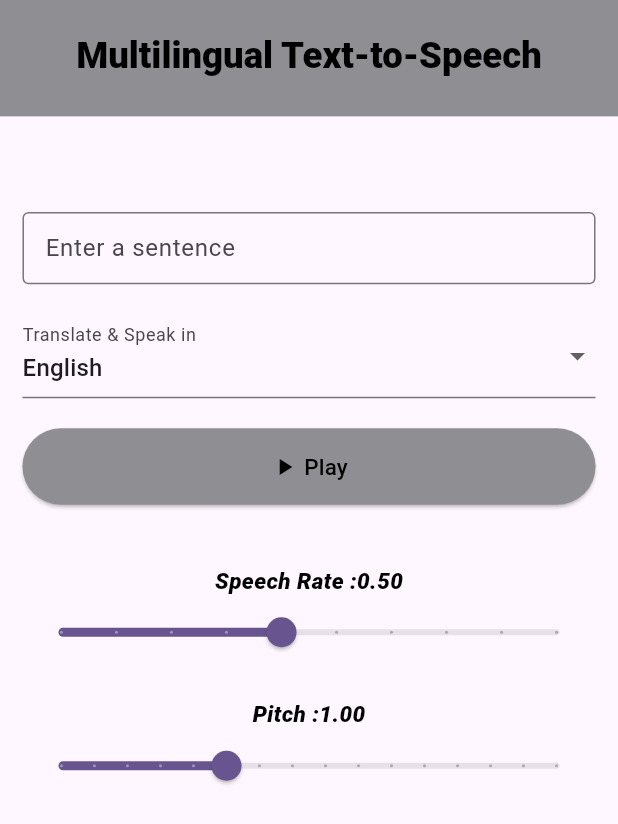
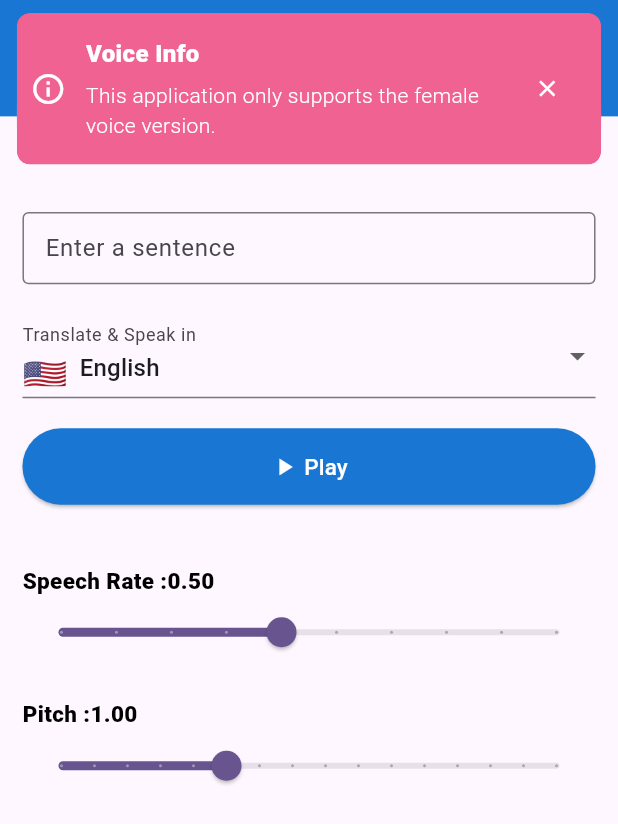
Before and after one commit to safaanwar1122/multilingual-text-to-speach, a Flutter app: the screen it shows after launch, on a phone screen of 412 x 824 dp. Shown: the top 824 px of the screen. Run offline on Flutter 3.47's test engine with Material 3 defaults, Android fonts, the phone set to English and light mode, and no system bars; our stand-ins replace flutter_screenutil, flutter_tts, get; missing offline and left inert: flutter_langdetect, google_mlkit_language_id, translator.

Commit message:
warning message for supported voice

```diff
--- a/lib/controllers/multilingual_provider.dart
+++ b/lib/controllers/multilingual_provider.dart
@@ -18,6 +18,7 @@ class TTSProvider with ChangeNotifier {
   final translator = GoogleTranslator();
 
   final List<String> supportedLanguages = ['en', 'fr', 'es', 'de'];
+
   String _detectedLanguage = '';
   String _translatedText = '';
   String selectedLanguage = 'en';
--- a/lib/main.dart
+++ b/lib/main.dart
@@ -2,6 +2,7 @@ import 'package:flutter/material.dart';
 import 'package:flutter_langdetect/flutter_langdetect.dart' as langdetect;
 import 'package:flutter_screenutil/flutter_screenutil.dart';
 import 'package:get/get_navigation/src/root/get_material_app.dart';
+import 'package:multilingual_text_to_speech/screens/splash_screen.dart';
 import 'package:multilingual_text_to_speech/screens/text_to_speach.dart';
 import 'package:multilingual_text_to_speech/utils/provider_path.dart';
 import 'package:provider/provider.dart';
@@ -28,9 +29,9 @@ class MyApp extends StatelessWidget {
             useMaterial3: true,
           ),
           debugShowCheckedModeBanner: false,
-           home: TTSScreen(),
+          // home: TTSScreen(),
            //home: MultilingualTTS(),
-        //  home:SplashScreen(),
+          home:SplashScreen(),
         ),
       ),
     );
--- a/lib/screens/text_to_speach.dart
+++ b/lib/screens/text_to_speach.dart
@@ -1,6 +1,7 @@
 import 'package:flutter/material.dart';
 import 'package:flutter_screenutil/flutter_screenutil.dart';
-import 'package:flutter_tts/flutter_tts.dart';
+import 'package:get/get.dart';
+import 'package:get/get_core/src/get_main.dart';
 import 'package:multilingual_text_to_speech/controllers/multilingual_provider.dart';
 import 'package:multilingual_text_to_speech/widgets/custom_button.dart';
 import 'package:multilingual_text_to_speech/widgets/spacer.dart';
@@ -21,6 +22,34 @@ class TTSScreen extends StatefulWidget {
 }
 
 class _TTSScreenState extends State<TTSScreen> {
+
+bool _hasShownVoiceWarning=false;
+
+ @override
+  void didChangeDependencies() {
+    // TODO: implement didChangeDependencies
+    super.didChangeDependencies();
+    if(!_hasShownVoiceWarning){
+      _hasShownVoiceWarning=true;
+      WidgetsBinding.instance.addPostFrameCallback((_){
+        Get.snackbar(
+          'Voice Info',
+          'This application only supports the female voice version.',
+          snackPosition: SnackPosition.TOP,
+          backgroundColor: AppColors.pink,
+          colorText: AppColors.white,
+          duration: Duration(seconds: 8),
+          isDismissible: true,
+          margin: EdgeInsets.symmetric(horizontal: 12.w, vertical: 10.h),
+          borderRadius: 10.r,
+          icon: const Icon(Icons.info_outline, color: AppColors.white),
+          mainButton: TextButton(onPressed: (){
+            Get.closeCurrentSnackbar();
+          }, child:const Icon(Icons.close, color: Colors.white),),
+        );
+      });
+    }
+  }
   @override
   Widget build(BuildContext context) {
     final GlobalKey<FormState> _formKey = GlobalKey<FormState>();
@@ -32,13 +61,13 @@ class _TTSScreenState extends State<TTSScreen> {
         child: AppBar(
           elevation: 0,
           automaticallyImplyLeading: false,
-          backgroundColor: AppColors.grey,
+          backgroundColor: AppColors.blue,
           centerTitle: true,
           title: Padding(
             padding: EdgeInsets.only(top: 20.h),
             child: customText(
               text: AppConstants.multilingualTTS,
-              color: AppColors.black,
+              color: AppColors.white,
               fontStyle: FontStyle.normal,
               fontSize: 26,
               fontWeight: FontWeight.w800,
@@ -53,6 +82,8 @@ class _TTSScreenState extends State<TTSScreen> {
           child: Form(
             key: _formKey,
             child: Column(
+              mainAxisAlignment: MainAxisAlignment.start,
+              crossAxisAlignment: CrossAxisAlignment.start,
               children: [
                 verticalSpacer(50),
                 customTextFormField(
@@ -66,20 +97,29 @@ class _TTSScreenState extends State<TTSScreen> {
                   },
                 ),
                 verticalSpacer(20),
+
                 DropdownButtonFormField<String>(
             value: ttsProvider.availableOutputLanguages.contains(ttsProvider.selectedLanguage)
                 ? ttsProvider.selectedLanguage
                 : null,
             items: ttsProvider.availableOutputLanguages.map((lang) {
-                    final displayName = {
-                      'en': 'English',
-                      'fr': 'French',
-                      'es': 'Spanish',
-                      'de': 'German',
-                    }[lang]!;
+              final languageMap = {
+                'en': {'label': 'English', 'flag': '🇺🇸'},
+                'fr': {'label': 'French', 'flag': '🇫🇷'},
+                'es': {'label': 'Spanish', 'flag': '🇪🇸'},
+                'de': {'label': 'German', 'flag': '🇩🇪'},
+              };
+              final display = languageMap[lang]!;
+
               return DropdownMenuItem(
                 value: lang,
-                      child: Text(displayName),
+                child: Row(
+                  children: [
+                    Text(display['flag']!, style: const TextStyle(fontSize: 24)),
+                    const SizedBox(width: 8),
+                    Text(display['label']!),
+                  ],
+                ),
               );
             }).toList(),
             onChanged: (value) {
@@ -92,37 +132,12 @@ class _TTSScreenState extends State<TTSScreen> {
             ),
           ),
 
-                /* DropdownButtonFormField<String>(
-                  value: ttsProvider.selectedLanguage,
-                  items: [
-                    DropdownMenuItem(value: 'en', child: Text('English')),
-                    DropdownMenuItem(value: 'fr', child: Text('French')),
-                    DropdownMenuItem(value: 'es', child: Text('Spanish')),
-                    DropdownMenuItem(value: 'de', child: Text('German')),
-                  ],
-                  onChanged: (value) {
-                    if (value != null) {
-                      ttsProvider.updateSelectedLanguage(value);
-                    }
-                  },
-                  decoration: const InputDecoration(
-                    labelText: 'Translate & Speak in',
-                  ),
-                ),*/
                 verticalSpacer(20),
-                /*customButton(
-                  label: "Process Text",
-                  buttonColor: AppColors.grey,
-                  textColor: AppColors.black,
-                  onPressed: () => ttsProvider.processAndSpeak(
-                    ttsProvider.textController.text,
-                  ),
-                ),*/
-                // if(ttsProvider.hasSpoken)
+
                 customButton(
                   label: ttsProvider.isPlaying ? "Pause" : "Play",
-                  buttonColor: AppColors.grey,
-                  textColor: AppColors.black,
+                  buttonColor: AppColors.blue,
+                  textColor: AppColors.white,
                   icon: ttsProvider.isPlaying ? Icons.pause : Icons.play_arrow,
                   // onPressed: () => ttsProvider.togglePlayPause(),
                   onPressed: () => ttsProvider.handlePlayPauseUnified(),
@@ -135,16 +150,34 @@ class _TTSScreenState extends State<TTSScreen> {
                     color: AppColors.black,
                     fontSize: 16,
                     fontWeight: FontWeight.w900,
-                    fontStyle: FontStyle.italic,
+                    fontStyle: FontStyle.normal,
                   ),
+                if (ttsProvider.translatedText.isNotEmpty)
+                  Padding(
+                    padding:  EdgeInsets.symmetric(vertical: 12.h, horizontal: 8.w),
+                    child: ConstrainedBox(
+                      constraints: const BoxConstraints(
+                        minHeight: 10,
+                        maxHeight: double.infinity,
+                        minWidth: double.infinity,
+                      ),
+                      child: Container(
+                        padding:  EdgeInsets.symmetric(vertical: 12.h, horizontal: 8.w),
 
-                if (ttsProvider.translatedText.isNotEmpty)
-                  customText(
-                    text: ("Translated Text: ${ttsProvider.translatedText}"),
+                        decoration: BoxDecoration(
+                          color: AppColors.grey.withOpacity(0.2),
+                          borderRadius: BorderRadius.circular(12.r),
+                          border: Border.all(color: AppColors.grey.withOpacity(0.4),),
+                        ),
+                        child: customText(
+                          text: "Translated Text: ${ttsProvider.translatedText}",
                           color: AppColors.black,
                           fontSize: 16,
                           fontWeight: FontWeight.w900,
-                    fontStyle: FontStyle.italic,
+                          fontStyle: FontStyle.normal,
+                        ),
+                      ),
+                    ),
                   ),
                 verticalSpacer(20),
                 customText(
@@ -153,7 +186,7 @@ class _TTSScreenState extends State<TTSScreen> {
                   color: AppColors.black,
                   fontSize: 16,
                   fontWeight: FontWeight.w900,
-                  fontStyle: FontStyle.italic,
+                  fontStyle: FontStyle.normal,
                 ),
                // verticalSpacer(10),
                 Slider(
@@ -172,7 +205,7 @@ class _TTSScreenState extends State<TTSScreen> {
                   color: AppColors.black,
                   fontSize: 16,
                   fontWeight: FontWeight.w900,
-                  fontStyle: FontStyle.italic,
+                  fontStyle: FontStyle.normal,
                 ),
               //  verticalSpacer(10),
                 Slider(
--- a/lib/utils/app_colors.dart
+++ b/lib/utils/app_colors.dart
@@ -9,4 +9,5 @@ class AppColors{
   static const black=Color(0xFF000000);
   static const green=Color(0xFF4CAF50);
   static const pink=Color(0xFFF06292);
+
 }
--- a/lib/widgets/text_from_field.dart
+++ b/lib/widgets/text_from_field.dart
@@ -4,7 +4,7 @@ import 'package:flutter_screenutil/flutter_screenutil.dart';
 Widget customTextFormField({
   required TextEditingController controller,
   required String label,
-
+Widget? suffixIcon,
   required String? Function(String?)? validator,
 }) {
   return TextFormField(
@@ -18,6 +18,7 @@ Widget customTextFormField({
       labelText: label,
       border: OutlineInputBorder(),
       contentPadding: EdgeInsets.symmetric(horizontal: 12.w, vertical: 14.h),
+   suffixIcon: suffixIcon,
     ),
   );
 }
```
Also changed, not shown: lib/screens/splash_screen.dart (+12 -14 lines). Lines whose indentation alone changed are shown as unchanged.
